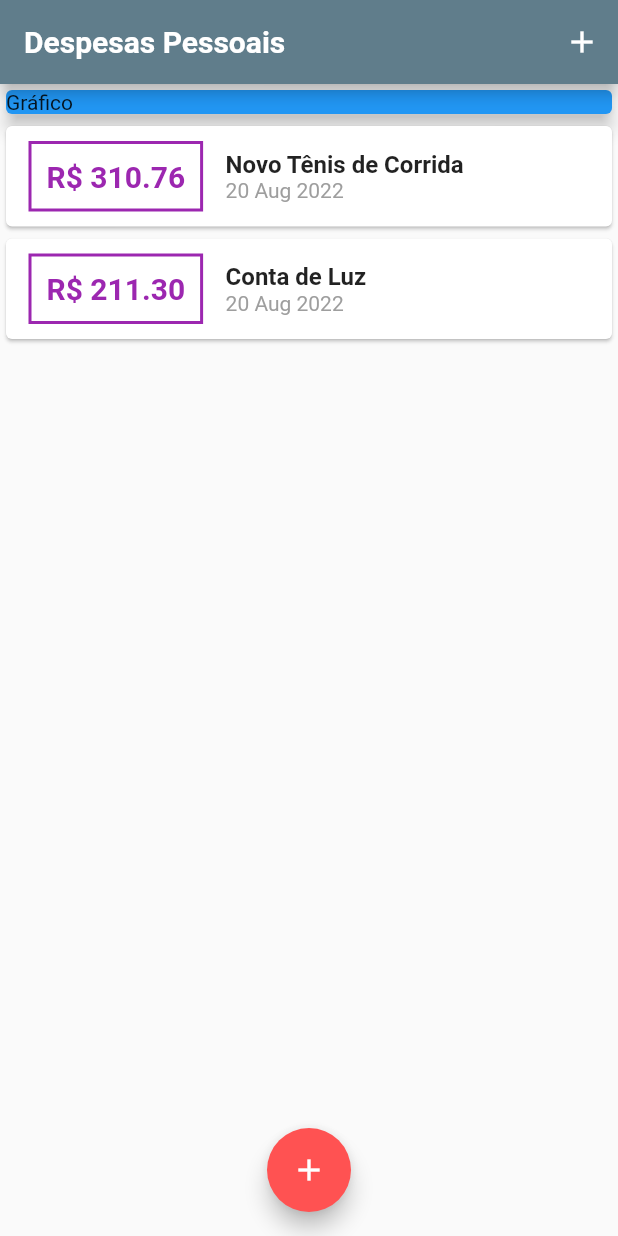
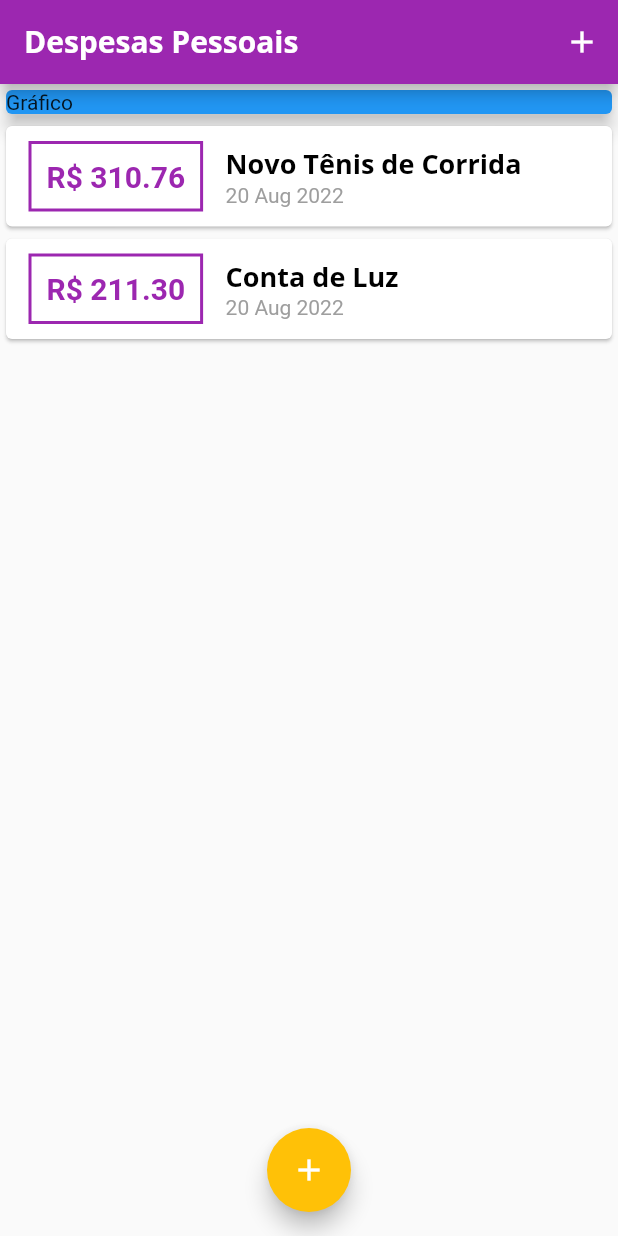
Before and after one commit to joseciceroassisjr/expenses, a Flutter app: the screen it shows after launch, on a phone screen of 412 x 824 dp. Run offline on Flutter 3.47's test engine with Material 2 defaults, Android fonts, the phone set to English and light mode, and no system bars.

Commit message:
update fontes

```diff
--- a/lib/components/transaction_list.dart
+++ b/lib/components/transaction_list.dart
@@ -25,17 +25,17 @@ class TransactionList extends StatelessWidget {
                   ),
                   decoration: BoxDecoration(
                     border: Border.all(
-                      color: Colors.purple,
+                      color: Theme.of(context).colorScheme.primary,
                       width: 2,
                     ),
                   ),
                   padding: const EdgeInsets.all(10),
                   child: Text(
                     'R\$ ${tr.value.toStringAsFixed(2)}',
-                    style: const TextStyle(
+                    style: TextStyle(
                       fontWeight: FontWeight.bold,
                       fontSize: 20,
-                      color: Colors.purple,
+                      color: Theme.of(context).colorScheme.primary,
                     ),
                   ),
                 ),
@@ -44,10 +44,7 @@ class TransactionList extends StatelessWidget {
                   children: [
                     Text(
                       tr.title,
-                      style: const TextStyle(
-                        fontSize: 16,
-                        fontWeight: FontWeight.bold,
-                      ),
+                      style: Theme.of(context).textTheme.headline6,
                     ),
                     Text(
                       DateFormat('d MMM y').format(tr.date),
--- a/lib/main.dart
+++ b/lib/main.dart
@@ -9,18 +9,17 @@ import 'models/transaction.dart';
 main() => runApp(ExpensesApp());
 
 class ExpensesApp extends StatelessWidget {
-  const ExpensesApp({Key? key}) : super(key: key);
+  ExpensesApp({Key? key}) : super(key: key);
+  final ThemeData tema = ThemeData();
 
   @override
   Widget build(BuildContext context) {
-    final ThemeData tema = ThemeData();
-
     return MaterialApp(
       home: const MyHomePage(),
       theme: tema.copyWith(
         colorScheme: tema.colorScheme.copyWith(
-          primary: Colors.blueGrey,
-          secondary: Colors.redAccent,
+          primary: Colors.purple,
+          secondary: Colors.amber,
         ),
         textTheme: tema.textTheme.copyWith(
           headline6: const TextStyle(
@@ -44,8 +43,9 @@ class ExpensesApp extends StatelessWidget {
 
 class MyHomePage extends StatefulWidget {
   const MyHomePage({Key? key}) : super(key: key);
+
   @override
-  _MyHomePageState createState() => _MyHomePageState();
+  State<MyHomePage> createState() => _MyHomePageState();
 }
 
 class _MyHomePageState extends State<MyHomePage> {
@@ -93,7 +93,7 @@ class _MyHomePageState extends State<MyHomePage> {
     return Scaffold(
       appBar: AppBar(
         title: const Text('Despesas Pessoais'),
-        actions: <Widget>[
+        actions: [
           IconButton(
             icon: const Icon(Icons.add),
             onPressed: () => _openTransactionFormModal(context),
@@ -103,10 +103,9 @@ class _MyHomePageState extends State<MyHomePage> {
       body: SingleChildScrollView(
         child: Column(
           crossAxisAlignment: CrossAxisAlignment.stretch,
-          children: <Widget>[
-            Container(
-              width: double.infinity,
-              child: const Card(
+          children: [
+            const SizedBox(
+              child: Card(
                 color: Colors.blue,
                 child: Text('Gráfico'),
                 elevation: 5,
```
Also changed, not shown: lib/components/transaction_user.dart (deleted, +0 -52 lines), pubspec.yaml (+16 -13 lines), pubspec.lock.
